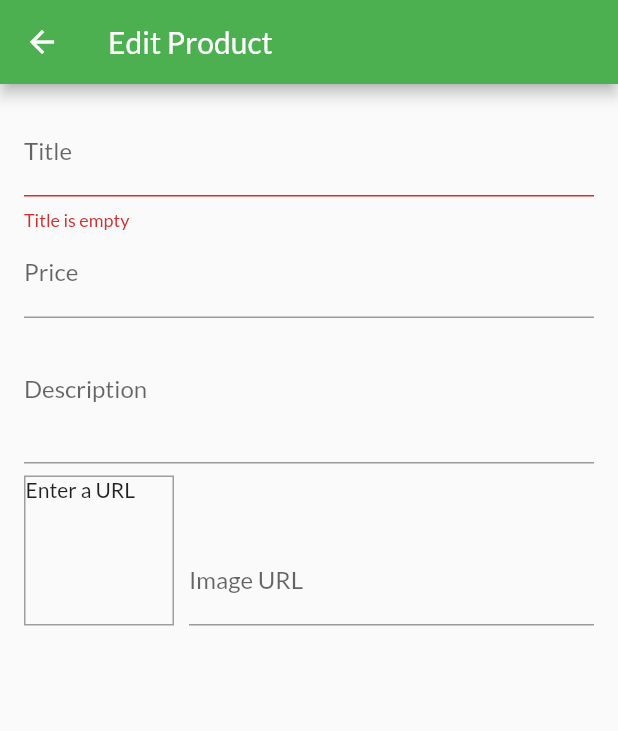
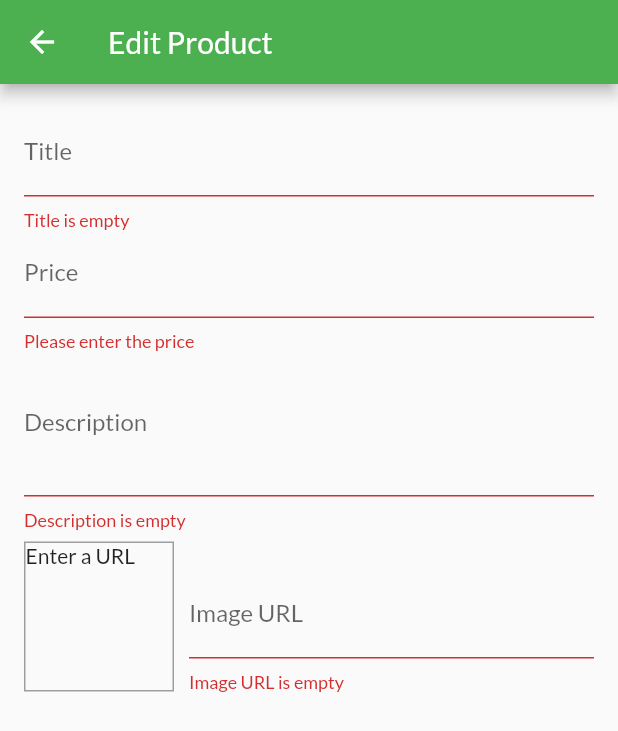
Before and after one commit to Lapatou/Shop_App, a Flutter app: the EditProductScreen screen opened by its route, after a tap on "Save", on a phone screen of 412 x 824 dp. Shown: the top 731 px of the screen. Run offline on Flutter 3.47's test engine with Material 2 defaults, Android fonts, the phone set to English and light mode, and no system bars; network calls fail.

```diff
--- a/lib/Screens/edit_product_screen.dart
+++ b/lib/Screens/edit_product_screen.dart
@@ -100,6 +100,14 @@ class _EditProductScreenState extends State<EditProductScreen> {
                   onFieldSubmitted: (value) {
                     FocusScope.of(context).requestFocus(_descriptionFocusNode);
                   },
+                  validator: (value) {
+                    if (value == null) return "Please enter the price";
+                    if (value.isEmpty) return "Please enter the price";
+                    if ((double.tryParse(value) ?? -1) <= 0.0) {
+                      return "Negative value not accepted";
+                    }
+                    return null;
+                  },
                   onSaved: (newValue) {
                     _editedProduct = Product(
                       id: _editedProduct.id,
@@ -115,6 +123,11 @@ class _EditProductScreenState extends State<EditProductScreen> {
                   maxLines: 3,
                   keyboardType: TextInputType.multiline,
                   focusNode: _descriptionFocusNode,
+                  validator: (value) {
+                    if (value == null) return "Description is empty";
+                    if (value.isEmpty) return "Description is empty";
+                    return null;
+                  },
                   onSaved: (newValue) {
                     _editedProduct = Product(
                       id: _editedProduct.id,
@@ -155,6 +168,11 @@ class _EditProductScreenState extends State<EditProductScreen> {
                         controller: _imgUrlController,
                         focusNode: _imgUrlFocusNode,
                         onFieldSubmitted: (value) => _saveForm(),
+                        validator: (value) {
+                          if (value == null) return "Image URL is empty";
+                          if (value.isEmpty) return "Image URL is empty";
+                          return null;
+                        },
                         onSaved: (newValue) {
                           _editedProduct = Product(
                             id: _editedProduct.id,
```
